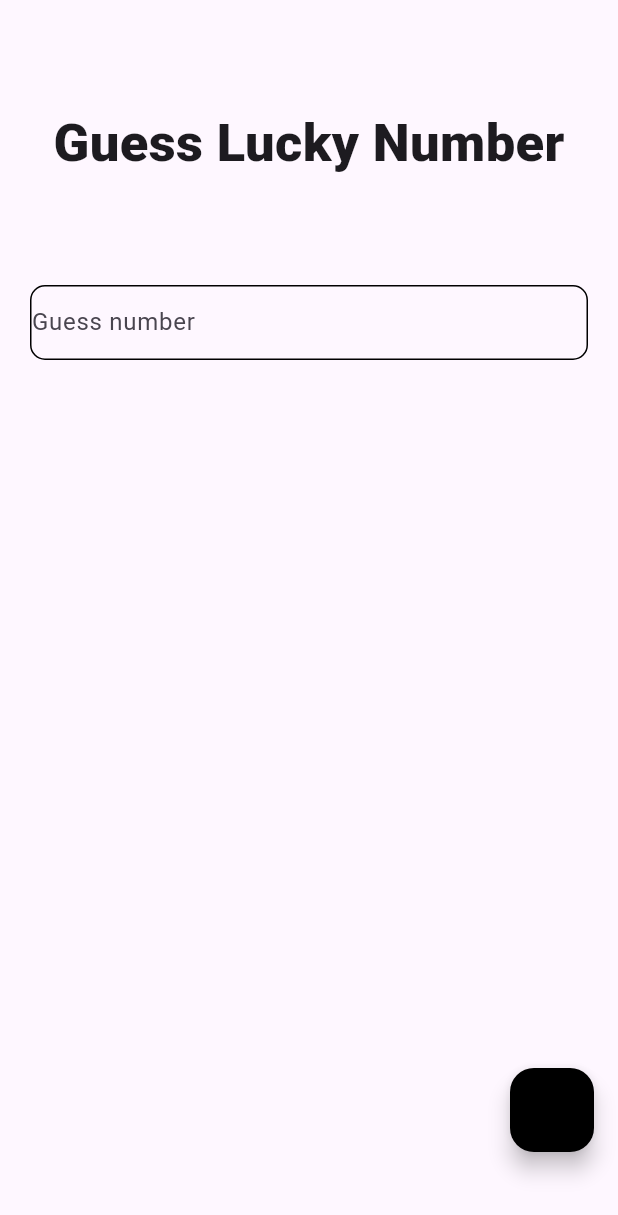
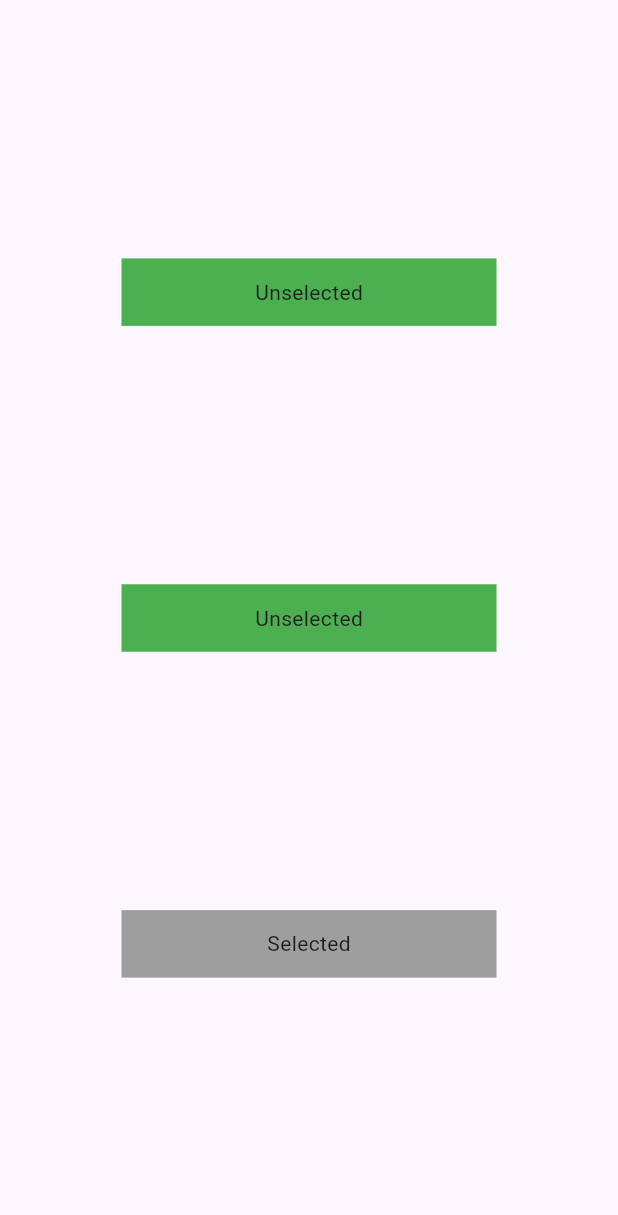
Before and after one commit to rehman3512/guess-lucky-num, a Flutter app: the screen it shows after launch, on a phone screen of 412 x 824 dp. Shown: the top 1215 px of the screen. Run offline on Flutter 3.47's test engine with Material 3 defaults, Android fonts, the phone set to English and light mode, and no system bars; our stand-ins replace get.

Commit message:
ternary_operator

```diff
--- a/lib/main.dart
+++ b/lib/main.dart
@@ -1,6 +1,7 @@
 import 'package:flutter/material.dart';
 import 'package:get/get.dart';
-import 'package:luckynumber/lucky_number.dart';
+import 'package:luckynumber/Guess_Lucky_number_Game/lucky_number.dart';
+import 'package:luckynumber/urinary_operator/urinary.dart';
 void main()
 {
   runApp(MyApp());
@@ -12,7 +13,7 @@ class MyApp extends StatelessWidget {
   Widget build(BuildContext context) {
     return GetMaterialApp(
       debugShowCheckedModeBanner: false,
-      home: lucky(),
+      home: urinary(),
     );
   }
 }
--- /dev/null
+++ b/lib/urinary_operator/urinary.dart
@@ -0,0 +1,75 @@
+import 'package:flutter/material.dart';
+
+class urinary extends StatefulWidget {
+  const urinary({super.key});
+
+  @override
+  State<urinary> createState() => _urinaryState();
+}
+
+class _urinaryState extends State<urinary> {
+  int i=0;
+  @override
+  Widget build(BuildContext context) {
+    return Scaffold(
+      body: Column(
+        mainAxisAlignment: MainAxisAlignment.spaceEvenly,
+        children: [
+          Center(child:
+          InkWell(
+            onTap: (){
+              i=0;
+             //  if(i==0)
+             //    {
+             //      i=1;
+             //    }
+             //  else if(i==1)
+             //    {
+             //      i=0;
+             //    }
+              setState(() {
+
+              });
+            },
+            child: Container(height: 45,width: 250,
+            color:
+            i==1? Colors.grey:Colors.green,
+              child: Center(child: Text(i==1? 'Selected':'Unselected')),
+              // if(i==0)
+              // { Colors.purple; }
+              // else
+              // { Colors.green; }
+              // i==0? Colors.purple:Colors.green,
+            ),
+          ),),
+          InkWell(
+            onTap: (){
+              i=1;
+              setState(() {
+
+              });
+            },
+            child: Container(
+              height: 45,width: 250,
+              color:
+              i==2? Colors.grey:Colors.green,
+              child: Center(child: Text(i==2? 'Selected':'Unselected')),
+            ),
+          ),
+          InkWell(
+            onTap: (){
+              i=2;
+              setState(() {
+
+              });
+            },
+            child: Container(
+              height: 45,width: 250,
+              color: i==0? Colors.grey:Colors.green,
+              child: Center(child: Text(i==0? 'Selected':'Unselected')),
+            ),),
+        ],
+      ),
+    );
+  }
+}
```
Also changed, not shown: lib/Guess_Lucky_number_Game/lucky_number.dart (renamed from lib/lucky_number.dart).
